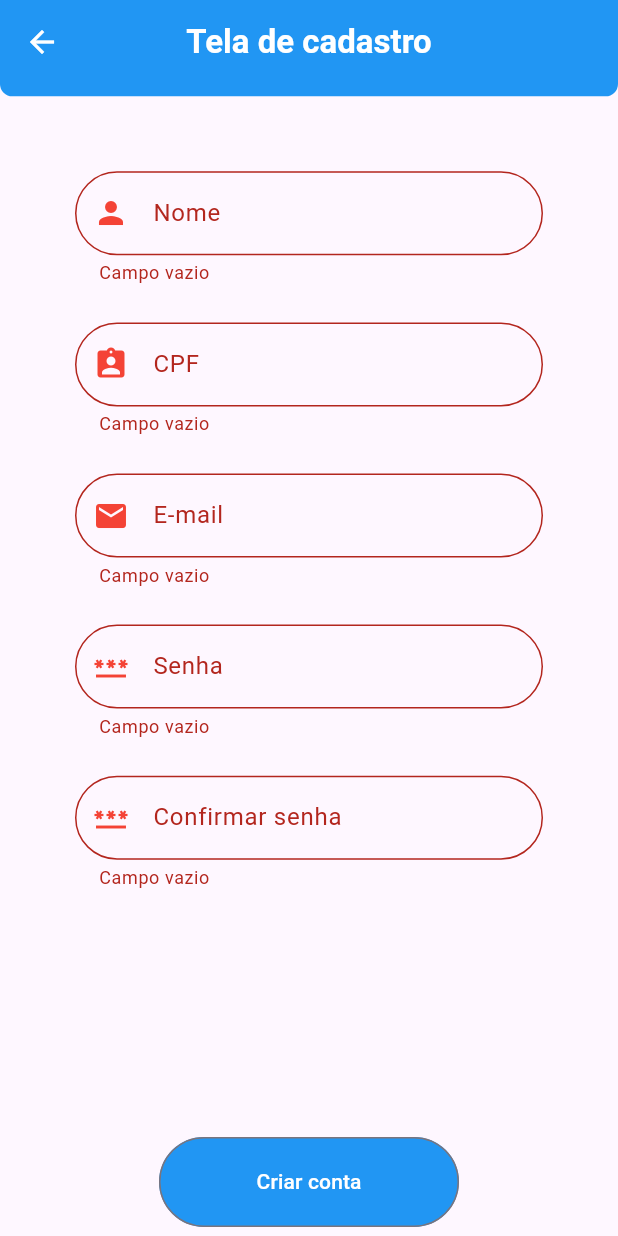
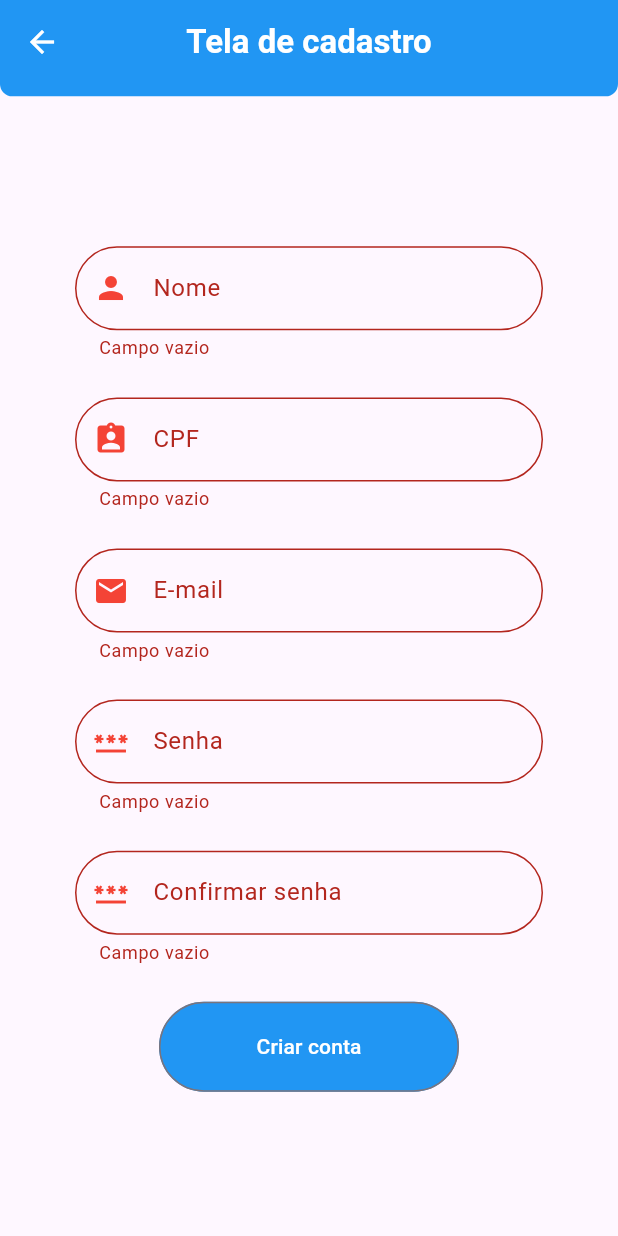
Before and after one commit to mussa010/ProvaParcial, a Flutter app: the CreateAccount screen opened by its route, after a tap on "Criar conta", on a phone screen of 412 x 824 dp. Run offline on Flutter 3.47's test engine with Material 3 defaults, Android fonts, the phone set to English and light mode, and no system bars; our stand-ins replace device_preview, mask_text_input_formatter.

Commit message:
prova parcial

```diff
--- a/lib/view/aboutApp.dart
+++ b/lib/view/aboutApp.dart
@@ -1,4 +1,5 @@
 import 'package:flutter/material.dart';
+import 'package:flutter/widgets.dart';
 
 class AboutApp extends StatelessWidget {
   const AboutApp({super.key});
@@ -19,7 +20,6 @@ class AboutApp extends StatelessWidget {
             icon: const Icon(
               Icons.arrow_back,
               color: Colors.white,
-              size: 40,
             ),
             onPressed: () => Navigator.pop(context),
           ),
@@ -33,8 +33,10 @@ class AboutApp extends StatelessWidget {
               color: Colors.blue,
               borderRadius: BorderRadius.vertical(bottom: Radius.circular(50))
             ),
+          ),
+          const SingleChildScrollView(
+            child: Padding(padding: EdgeInsets.all(50)),
           )
-
         ],),
     );
   }
--- a/lib/view/createAccount.dart
+++ b/lib/view/createAccount.dart
@@ -3,7 +3,7 @@
 import 'package:flutter/material.dart';
 import 'package:mask_text_input_formatter/mask_text_input_formatter.dart';
 
-// import '../model/user.dart';
+import '../model/user.dart';
 
 class CreateAccount extends StatefulWidget {
   const CreateAccount({super.key});
@@ -63,6 +63,7 @@ class _CreateAccount extends State<CreateAccount> {
             onPressed: () => Navigator.pop(context),
           ),
           backgroundColor: Colors.blue,
+
         ),
         body: SingleChildScrollView(
           child:  Column(children: [
@@ -74,7 +75,7 @@ class _CreateAccount extends State<CreateAccount> {
                 borderRadius: BorderRadius.vertical(bottom: Radius.circular(50))
               ),
             ),
-            Padding(padding: const EdgeInsets.fromLTRB(50, 50, 50, 50),
+            Padding(padding: const EdgeInsets.fromLTRB(50, 100, 50, 50),
             child:  Form(
               key: formKey,
               child: Column(children: [
@@ -185,7 +186,7 @@ class _CreateAccount extends State<CreateAccount> {
                     return null;
                   }
                 ),
-                SizedBox(height: MediaQuery.of(context).size.height * 0.2),
+                SizedBox(height: MediaQuery.of(context).size.height * 0.03),
                 OutlinedButton(
                   style: OutlinedButton.styleFrom(
                     minimumSize: const Size(200, 60),
@@ -198,11 +199,6 @@ class _CreateAccount extends State<CreateAccount> {
                       if(txtPassword.text == txtConfirmPassword.text) {
                         // User newUser = User(name: txtName.text, cpf: txtCpf.text, email: txtEmail.text, password: txtPassword.text);
                         print('Tudo certo');
-                        txtName.clear();
-                        txtCpf.clear();
-                        txtEmail.clear();
-                        txtPassword.clear();
-                        txtConfirmPassword.clear();
                       } else {
                         setState(() {
                           var titulo = "Erro";
@@ -217,7 +213,6 @@ class _CreateAccount extends State<CreateAccount> {
           ],
           crossAxisAlignment: CrossAxisAlignment.center)
         )
-
     );
   }
 }
```
